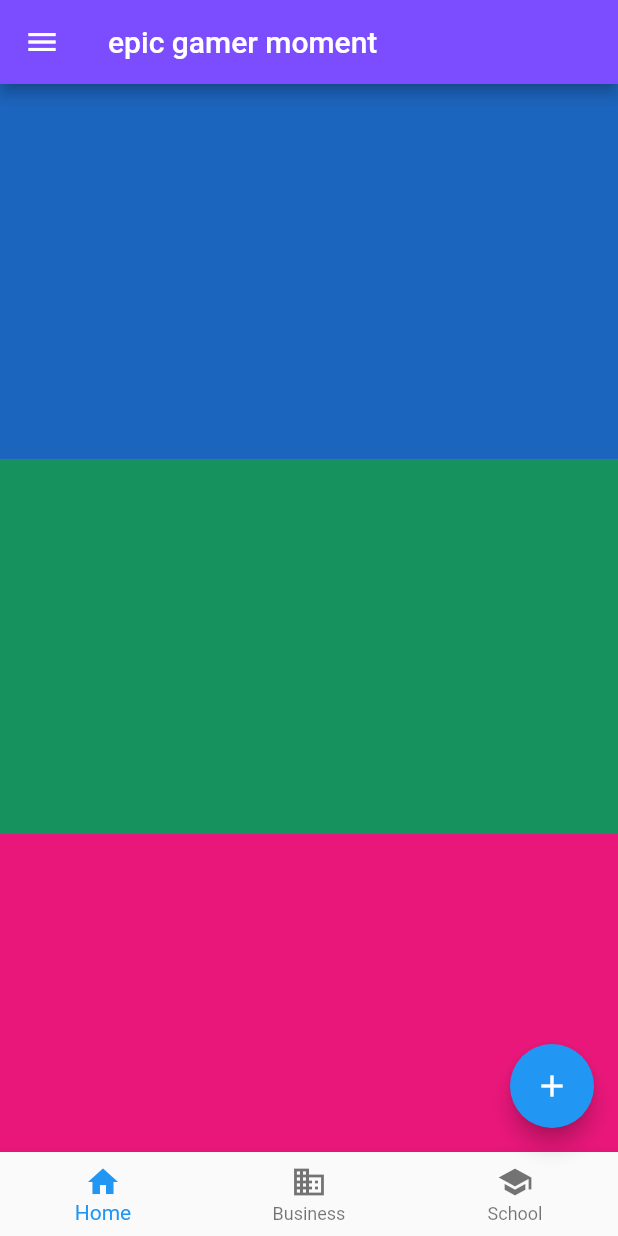
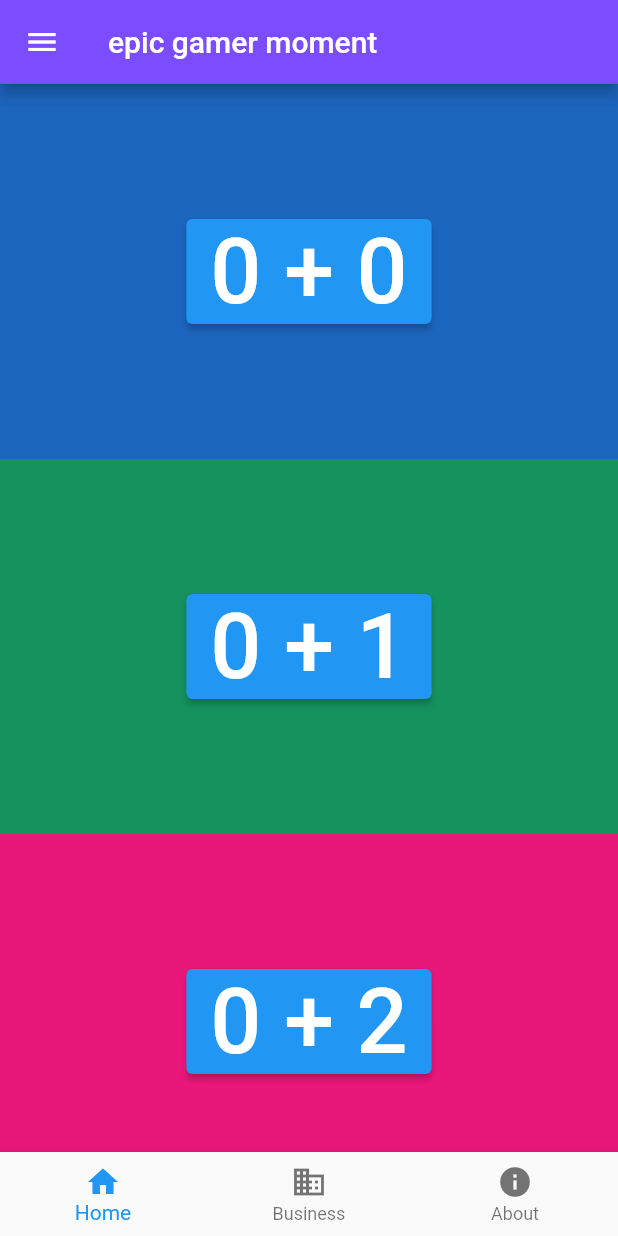
Before and after one commit to pennyb0i/flutter-1, a Flutter app: the screen it shows after launch, on a phone screen of 412 x 824 dp. Run offline on Flutter 3.47's test engine with Material 2 defaults, Android fonts, the phone set to English and light mode, and no system bars.

Commit message:
Some stateful button action Many buttons yes!

```diff
--- a/lib/main.dart
+++ b/lib/main.dart
@@ -8,8 +8,15 @@ void main() {
   runApp(const MyApp());
 }
 
-class MyApp extends StatelessWidget {
+class MyApp extends StatefulWidget {
   const MyApp({Key? key}) : super(key: key);
+
+  @override
+  State<MyApp> createState() => _MyAppState();
+}
+
+class _MyAppState extends State<MyApp> {
+  int count = 0;
 
   @override
   Widget build(BuildContext context) {
@@ -28,14 +35,30 @@ class MyApp extends StatelessWidget {
                 1.0),
             width: 50,
             height: 250,
+            child: Center(
+              child: SizedBox(
+                width: null,
+                height: null,
+                child: ElevatedButton(
+                  child: Text(
+                    '$count + $index',
+                    style: const TextStyle(fontSize: 60),
+                  ),
+                  onPressed: () {
+                    setState(() {
+                      count++;
+                    });
+                  },
+                  onLongPress: () {
+                    setState(() {
+                      count = 0;
+                    });
+                  },
+                ),
+              ),
+            ),
           );
         }),
-        floatingActionButton: FloatingActionButton(
-          child: const Icon(Icons.add),
-          onPressed: (){
-            print('I love penis');
-          },
-        ),
         bottomNavigationBar: BottomNavigationBar(
           items: const [
             BottomNavigationBarItem(
@@ -47,8 +70,8 @@ class MyApp extends StatelessWidget {
               label: 'Business',
             ),
             BottomNavigationBarItem(
-              icon: Icon(Icons.school),
-              label: 'School',
+              icon: Icon(Icons.info),
+              label: 'About',
             )
           ],
         ),
```
